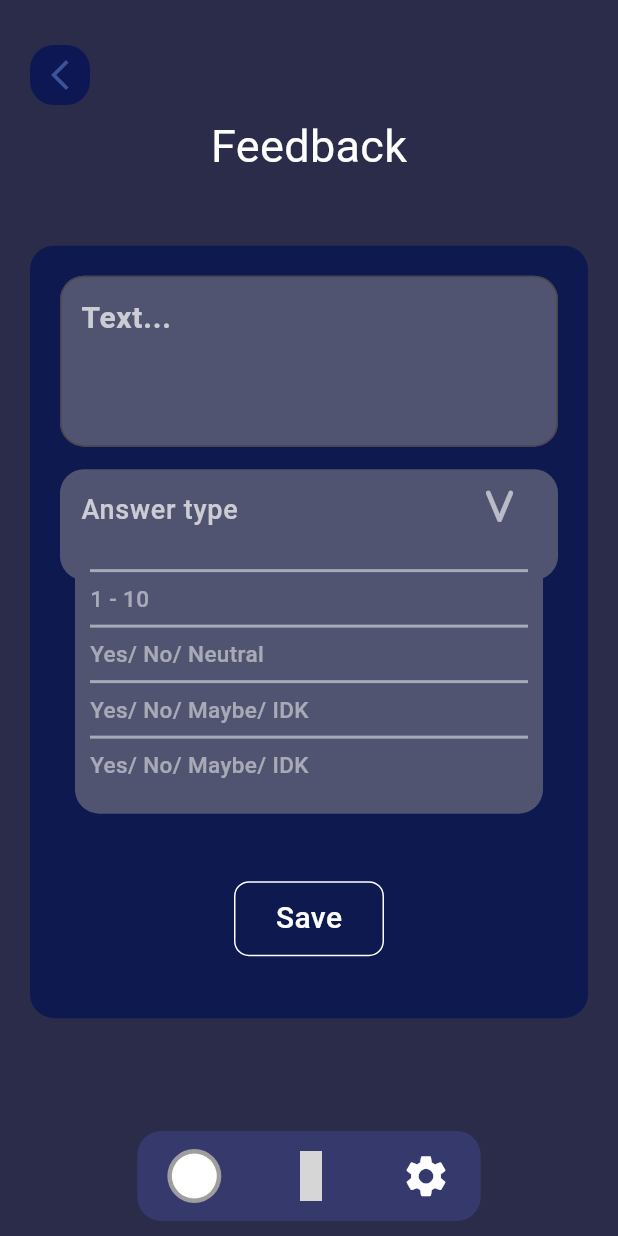
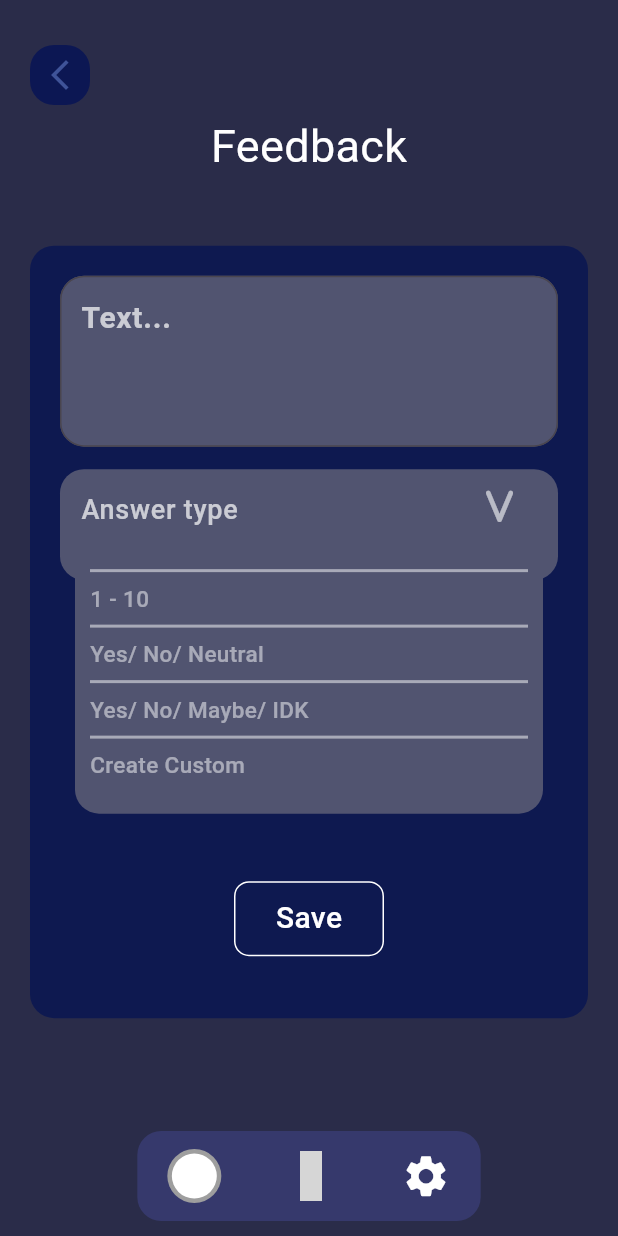
Before and after one commit to cbabi2023/static_singlepage_ui, a Flutter app: the screen it shows after launch, on a phone screen of 412 x 824 dp. Run offline on Flutter 3.47's test engine with Material 3 defaults, Android fonts, the phone set to English and light mode, and no system bars; our stand-ins replace font_awesome_flutter, hugeicons; grey boxes are pictures that could not be loaded.

Commit message:
last edit

```diff
--- a/lib/view/home_screen/home_screen.dart
+++ b/lib/view/home_screen/home_screen.dart
@@ -199,7 +199,7 @@ class HomeScreen extends StatelessWidget {
                                       color: Colors.white.withOpacity(0.5),
                                     ),
                                     Text(
-                                      'Yes/ No/ Maybe/ IDK',
+                                      'Create Custom',
                                       style: TextStyle(
                                         color: Colors.white.withOpacity(0.5),
                                         fontWeight: FontWeight.w500,
```
